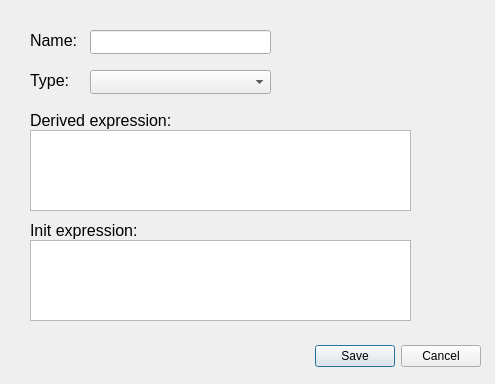
Old version of the form ModelForge/src/ui/dialogs/AttributeEditDialog.ui in the repository JoseBueno30/ModelForge.
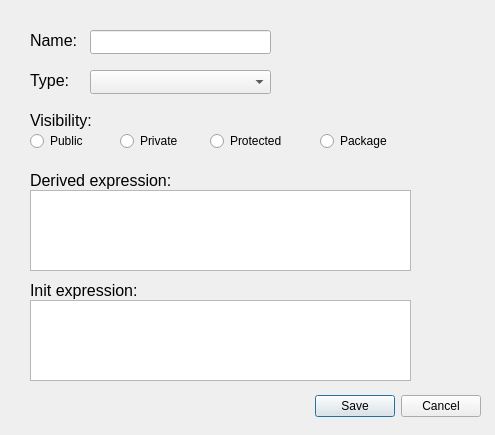
New version of the form.

Commit message:
Add visibility options to association and attribute dialogs
Introduced radio button groups for visibility (public, private, protected, package) in both AssociationEditDialog and AttributeEditDialog UI files. This allows users to specify visibility for association ends and attributes directly from the dialogs.

```diff
--- a/ModelForge/src/ui/dialogs/AttributeEditDialog.ui
+++ b/ModelForge/src/ui/dialogs/AttributeEditDialog.ui
@@ -7,7 +7,7 @@
     <x>0</x>
     <y>0</y>
     <width>495</width>
-    <height>384</height>
+    <height>435</height>
    </rect>
   </property>
   <property name="windowTitle">
@@ -17,7 +17,7 @@
    <property name="geometry">
     <rect>
      <x>20</x>
-     <y>340</y>
+     <y>390</y>
      <width>461</width>
      <height>32</height>
     </rect>
@@ -89,7 +89,7 @@
    <property name="geometry">
     <rect>
      <x>30</x>
-     <y>110</y>
+     <y>170</y>
      <width>141</width>
      <height>21</height>
     </rect>
@@ -107,7 +107,7 @@
    <property name="geometry">
     <rect>
      <x>30</x>
-     <y>130</y>
+     <y>190</y>
      <width>381</width>
      <height>81</height>
     </rect>
@@ -117,7 +117,7 @@
    <property name="geometry">
     <rect>
      <x>30</x>
-     <y>220</y>
+     <y>280</y>
      <width>141</width>
      <height>21</height>
     </rect>
@@ -135,12 +135,94 @@
    <property name="geometry">
     <rect>
      <x>30</x>
-     <y>240</y>
+     <y>300</y>
      <width>381</width>
      <height>81</height>
     </rect>
    </property>
   </widget>
+  <widget class="QLabel" name="visibilityLabel">
+   <property name="geometry">
+    <rect>
+     <x>30</x>
+     <y>110</y>
+     <width>71</width>
+     <height>21</height>
+    </rect>
+   </property>
+   <property name="font">
+    <font>
+     <pointsize>12</pointsize>
+    </font>
+   </property>
+   <property name="text">
+    <string>Visibility:</string>
+   </property>
+  </widget>
+  <widget class="QRadioButton" name="publicRadioButton">
+   <property name="geometry">
+    <rect>
+     <x>30</x>
+     <y>130</y>
+     <width>61</width>
+     <height>22</height>
+    </rect>
+   </property>
+   <property name="text">
+    <string>Public</string>
+   </property>
+   <attribute name="buttonGroup">
+    <string notr="true">visibilityButtonGroup</string>
+   </attribute>
+  </widget>
+  <widget class="QRadioButton" name="privateRadioButton">
+   <property name="geometry">
+    <rect>
+     <x>120</x>
+     <y>130</y>
+     <width>61</width>
+     <height>22</height>
+    </rect>
+   </property>
+   <property name="text">
+    <string>Private</string>
+   </property>
+   <attribute name="buttonGroup">
+    <string notr="true">visibilityButtonGroup</string>
+   </attribute>
+  </widget>
+  <widget class="QRadioButton" name="protectedRadioButton">
+   <property name="geometry">
+    <rect>
+     <x>210</x>
+     <y>130</y>
+     <width>81</width>
+     <height>22</height>
+    </rect>
+   </property>
+   <property name="text">
+    <string>Protected</string>
+   </property>
+   <attribute name="buttonGroup">
+    <string notr="true">visibilityButtonGroup</string>
+   </attribute>
+  </widget>
+  <widget class="QRadioButton" name="packageRadioButton">
+   <property name="geometry">
+    <rect>
+     <x>320</x>
+     <y>130</y>
+     <width>91</width>
+     <height>22</height>
+    </rect>
+   </property>
+   <property name="text">
+    <string>Package</string>
+   </property>
+   <attribute name="buttonGroup">
+    <string notr="true">visibilityButtonGroup</string>
+   </attribute>
+  </widget>
  </widget>
  <resources/>
  <connections>
```
Left out of the diff: 3 changed lines with no effect on the pictures. The commit also changes 1 other file.
